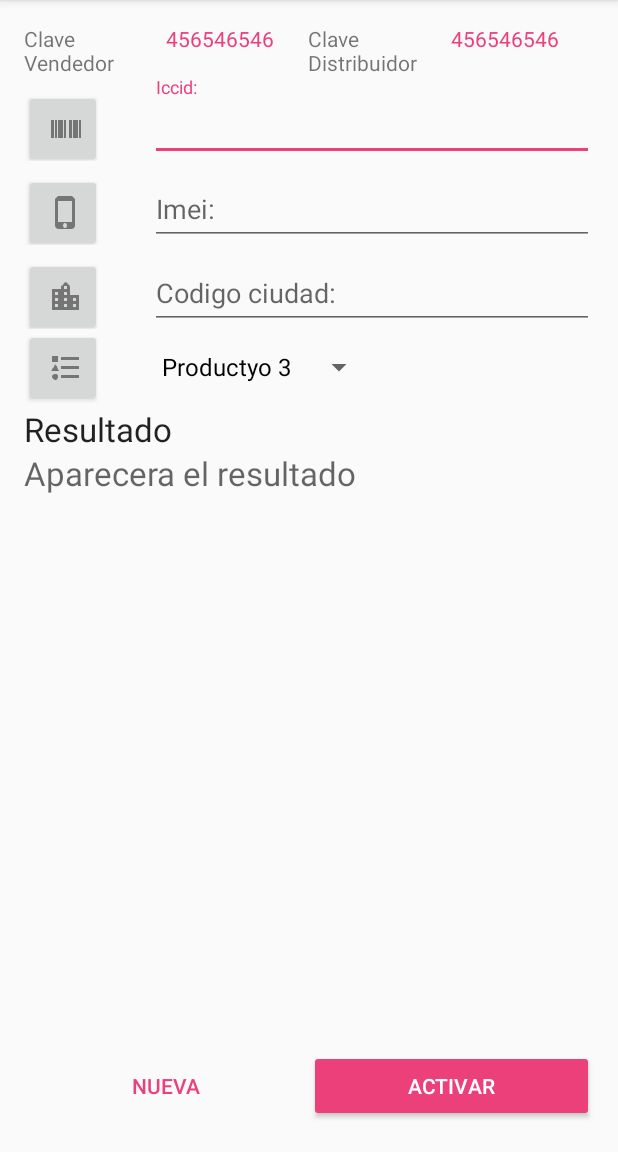
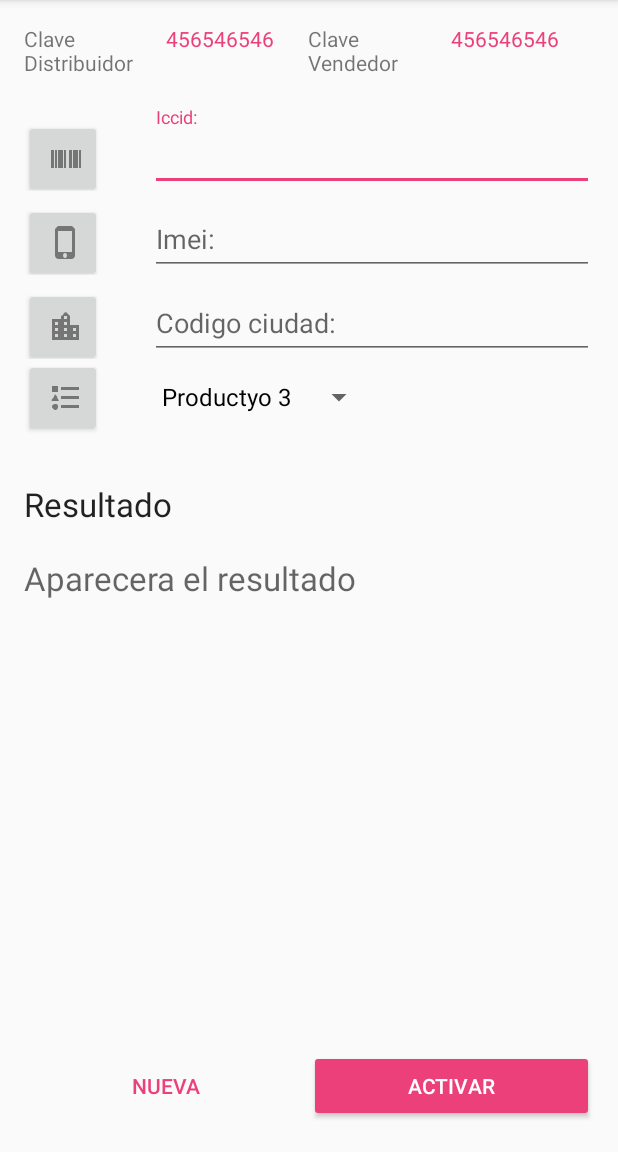
Before and after one commit to ricky393512/Rvisor, an Android app: the ConsultaActivity screen opened directly, with no data from a screen before it, on a phone screen of 412 x 824 dp, the part 84-1236 px from its top. Run offline under Robolectric (Android 15) with nearby library versions, the phone set to English and light mode, and no system bars.

Commit message:
Se cambian de lugares los campos de texto

```diff
--- a/app/src/main/res/layout/activity_consulta.xml
+++ b/app/src/main/res/layout/activity_consulta.xml
@@ -23,6 +23,27 @@ tools:showIn="@layout/activity_consulta">
 
 
         <TextView
+            android:id="@+id/textView11"
+            android:layout_width="0dp"
+            android:layout_weight="1"
+            android:layout_height="wrap_content"
+            android:text="Clave Distribuidor"
+            android:layout_gravity="left"
+            />
+
+        <TextView
+            android:id="@+id/txtClaveDistribuidor"
+            android:layout_width="0dp"
+            android:layout_weight="1"
+            android:layout_height="wrap_content"
+            android:text="456546546"
+            android:layout_gravity="right"
+            android:textColor="@color/colorAccent"
+
+            />
+
+
+        <TextView
             android:id="@+id/textView1"
             android:layout_width="0dp"
             android:layout_weight="1"
@@ -42,28 +63,8 @@ tools:showIn="@layout/activity_consulta">
             android:textColor="@color/colorAccent"
             />
 
-        <TextView
-            android:id="@+id/textView11"
-            android:layout_width="0dp"
-            android:layout_weight="1"
-            android:layout_height="wrap_content"
-            android:text="Clave Distribuidor"
-            android:layout_gravity="left"
-            />
-
-        <TextView
-            android:id="@+id/txtClaveDistribuidor"
-            android:layout_width="0dp"
-            android:layout_weight="1"
-            android:layout_height="wrap_content"
-            android:text="456546546"
-            android:layout_gravity="right"
-            android:textColor="@color/colorAccent"
-
-            />
 
     </TableRow>
-
 
 
 
@@ -72,7 +73,7 @@ tools:showIn="@layout/activity_consulta">
     android:layout_below="@+id/area_tabla"
     android:layout_width="match_parent"
     android:layout_height="wrap_content"
-
+        android:layout_marginTop="20dp"
     android:orientation="horizontal">
 
     <Button android:id="@+id/btnIccid"
@@ -124,7 +125,7 @@ tools:showIn="@layout/activity_consulta">
                 android:layout_height="wrap_content"
                 android:ems="10"
                 android:hint="@string/hint_nombre"
-                android:inputType="text"
+                android:inputType="phone"
                 android:singleLine="true" />
         </android.support.design.widget.TextInputLayout>
     </LinearLayout>
@@ -186,6 +187,7 @@ tools:showIn="@layout/activity_consulta">
         android:layout_height="wrap_content"
         android:layout_below="@id/area_producto"
         android:text="Resultado"
+        android:layout_marginTop="30dp"
         android:textAppearance="?android:attr/textAppearanceLarge"
         />
 
@@ -198,7 +200,7 @@ tools:showIn="@layout/activity_consulta">
         android:hint="Aparecera el resultado"
         android:textAppearance="?android:attr/textAppearanceLarge"
         android:textColor="@color/colorAccent"
-
+        android:layout_marginTop="20dp"
         />
 
 
```
Also changed, not shown: app/src/main/java/telcel/android/rick/com/rvisor/LoginActivity.java (+9 -6 lines), app/src/main/res/layout/activity_login.xml (+6 -7 lines), app/src/main/ic_launcher-web.png (added), app/src/main/res/mipmap-hdpi/ic_launcher.png, app/src/main/res/mipmap-mdpi/ic_launcher.png, app/src/main/res/mipmap-xhdpi/ic_launcher.png, app/src/main/res/mipmap-xxhdpi/ic_launcher.png, app/src/main/res/mipmap-xxxhdpi/ic_launcher.png.
